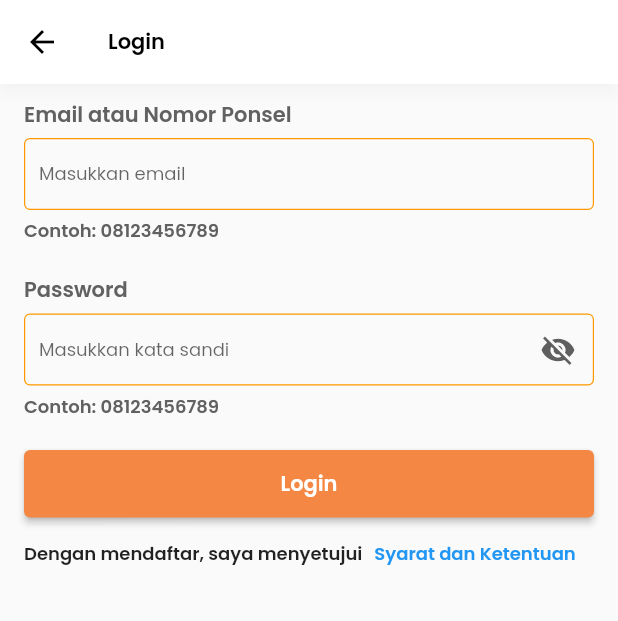
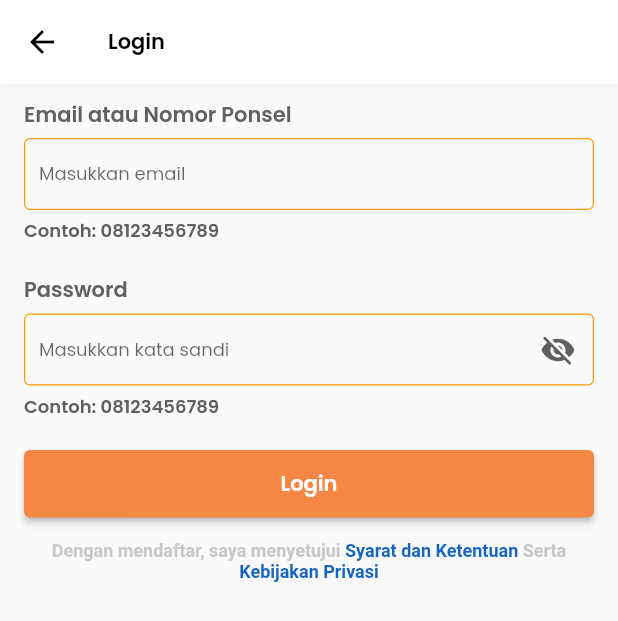
Before and after one commit to kelompok43/Flutter, a Flutter app: the screen it shows after launch, after a tap on "LOG IN", on a phone screen of 412 x 824 dp. Shown: the top 621 px of the screen. Run offline on Flutter 3.47's test engine with Material 2 defaults, Android fonts, the phone set to English and light mode, and no system bars.

Commit message:
Memperbaiki Agreement Login Screen

```diff
--- a/lib/screens/login/login_screen.dart
+++ b/lib/screens/login/login_screen.dart
@@ -1,6 +1,7 @@
 import 'package:fitness_gym/screens/login/login_view_model.dart';
 import 'package:fitness_gym/widgets/widgets.dart';
 import 'package:fitness_gym/utils/constants.dart';
+import 'package:flutter/gestures.dart';
 import 'package:flutter/material.dart';
 import 'package:provider/provider.dart';
 
@@ -71,19 +72,41 @@ class LoginPage extends StatelessWidget {
                         ),
                       ),
                     ),
-                    Row(
+                    Column(
                       children: [
-                        const Text(
-                          "Dengan mendaftar, saya menyetujui",
-                          style: TextStyle(
-                              fontSize: 12, fontWeight: FontWeight.bold),
-                        ),
-                        TextButton(
-                          onPressed: () {},
-                          child: const Text(
-                            "Syarat dan Ketentuan",
+                        sizedBoxHeight(15),
+                        RichText(
+                          textAlign: TextAlign.center,
+                          text: TextSpan(
+                            text: "Dengan mendaftar, saya menyetujui ",
                             style: TextStyle(
-                                fontSize: 12, fontWeight: FontWeight.bold),
+                                fontSize: 12,
+                                color: colorGrey,
+                                fontWeight: FontWeight.bold),
+                            children: [
+                              TextSpan(
+                                  text: "Syarat dan Ketentuan ",
+                                  style: TextStyle(
+                                      fontWeight: FontWeight.bold,
+                                      fontSize: 12,
+                                      color: Colors.blue.shade800),
+                                  recognizer: TapGestureRecognizer()
+                                    ..onTap = () {}),
+                              TextSpan(
+                                  text: "Serta ",
+                                  style: TextStyle(
+                                      fontSize: 12,
+                                      color: colorGrey,
+                                      fontWeight: FontWeight.bold)),
+                              TextSpan(
+                                  text: "Kebijakan Privasi ",
+                                  style: TextStyle(
+                                      fontWeight: FontWeight.bold,
+                                      fontSize: 12,
+                                      color: Colors.blue.shade800),
+                                  recognizer: TapGestureRecognizer()
+                                    ..onTap = () {}),
+                            ],
                           ),
                         ),
                       ],
```
